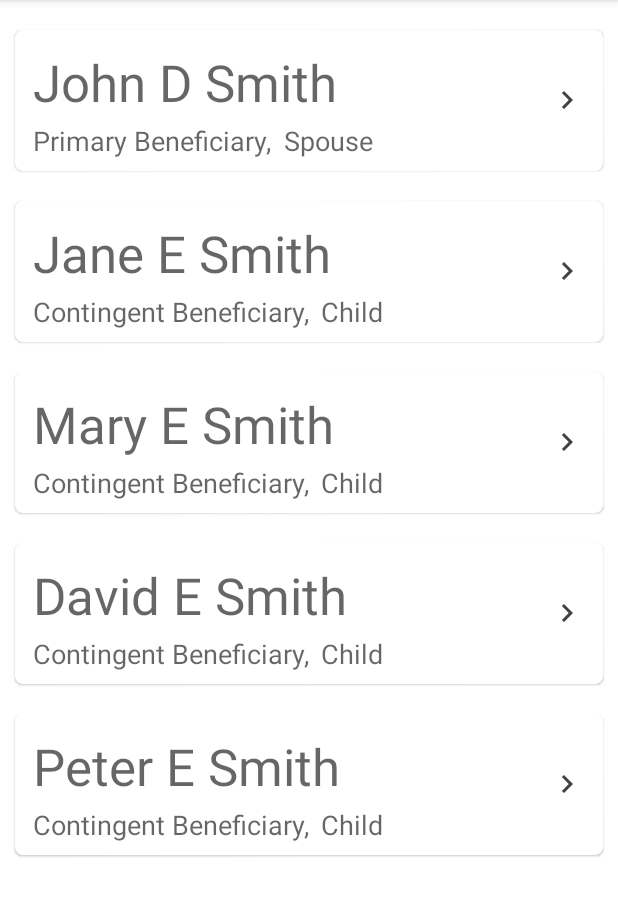
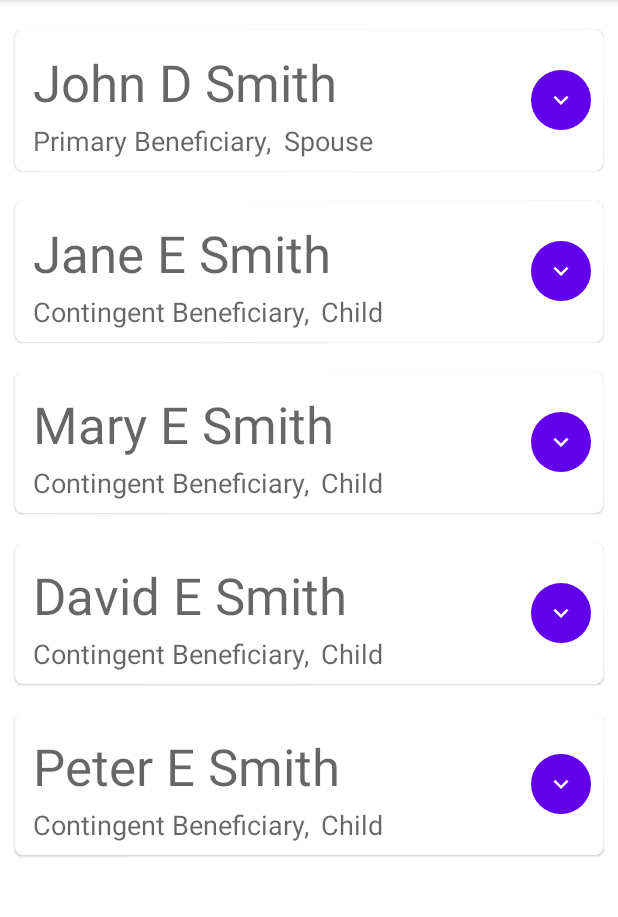
Before and after one commit to katyluttrell/Beneficiaries, an Android app: the screen it shows after launch (MainActivity), on a phone screen of 412 x 824 dp, the part 84-1001 px from its top. Run offline under Robolectric (Android 15) with nearby library versions, the phone set to English and light mode, and no system bars; our stand-ins replace data binding.

Commit message:
icon button

```diff
--- a/Beneficiaries/app/src/main/java/com/katy/beneficiaries/ui/adapter/BeneficiaryAdapter.kt
+++ b/Beneficiaries/app/src/main/java/com/katy/beneficiaries/ui/adapter/BeneficiaryAdapter.kt
@@ -50,7 +50,7 @@ class BeneficiaryAdapter(
             beneficiary.beneType
         )
         bindDetailView(holder.binding, beneficiary, context)
-        holder.binding.chevron.setOnClickListener {
+        holder.binding.expandColapseButton.setOnClickListener {
             dataAtPosition.isExpanded = !dataAtPosition.isExpanded
             showHideDetail(holder, dataAtPosition.isExpanded)
         }
--- a/Beneficiaries/app/src/main/res/drawable/baseline_chevron_right_24.xml
+++ /dev/null
@@ -1,5 +0,0 @@
-<vector android:height="24dp" android:tint="#000000"
-    android:viewportHeight="24" android:viewportWidth="24"
-    android:width="24dp" xmlns:android="http://schemas.android.com/apk/res/android">
-    <path android:fillColor="@android:color/white" android:pathData="M10,6L8.59,7.41 13.17,12l-4.58,4.59L10,18l6,-6z"/>
-</vector>
--- /dev/null
+++ b/Beneficiaries/app/src/main/res/drawable/baseline_keyboard_arrow_down_24.xml
@@ -0,0 +1,5 @@
+<vector android:height="24dp" android:tint="#808080"
+    android:viewportHeight="24" android:viewportWidth="24"
+    android:width="24dp" xmlns:android="http://schemas.android.com/apk/res/android">
+    <path android:fillColor="@android:color/white" android:pathData="M7.41,8.59L12,13.17l4.59,-4.58L18,10l-6,6 -6,-6 1.41,-1.41z"/>
+</vector>
--- /dev/null
+++ b/Beneficiaries/app/src/main/res/drawable/baseline_keyboard_arrow_up_24.xml
@@ -0,0 +1,5 @@
+<vector android:height="24dp" android:tint="#808080"
+    android:viewportHeight="24" android:viewportWidth="24"
+    android:width="24dp" xmlns:android="http://schemas.android.com/apk/res/android">
+    <path android:fillColor="@android:color/white" android:pathData="M7.41,15.41L12,10.83l4.59,4.58L18,14l-6,-6 -6,6z"/>
+</vector>
--- a/Beneficiaries/app/src/main/res/layout/beneficiary_card.xml
+++ b/Beneficiaries/app/src/main/res/layout/beneficiary_card.xml
@@ -60,16 +60,15 @@
                     </LinearLayout>
                 </LinearLayout>
 
-                <ImageView
-                    android:id="@+id/chevron"
+                <Button
+                    android:id="@+id/expand_colapse_button"
                     android:layout_width="wrap_content"
                     android:layout_height="wrap_content"
                     android:layout_alignParentEnd="true"
                     android:layout_centerInParent="true"
-                    android:layout_marginEnd="8dp"
-                    android:contentDescription="@string/expand"
-                    app:srcCompat="@drawable/baseline_chevron_right_24"
-                    app:tint="@color/cardview_dark_background" />
+                    style="@style/Widget.Material3.Button.IconButton.Filled"
+                    app:icon="@drawable/baseline_keyboard_arrow_down_24"
+                    />
             </RelativeLayout>
 
             <LinearLayout
```
